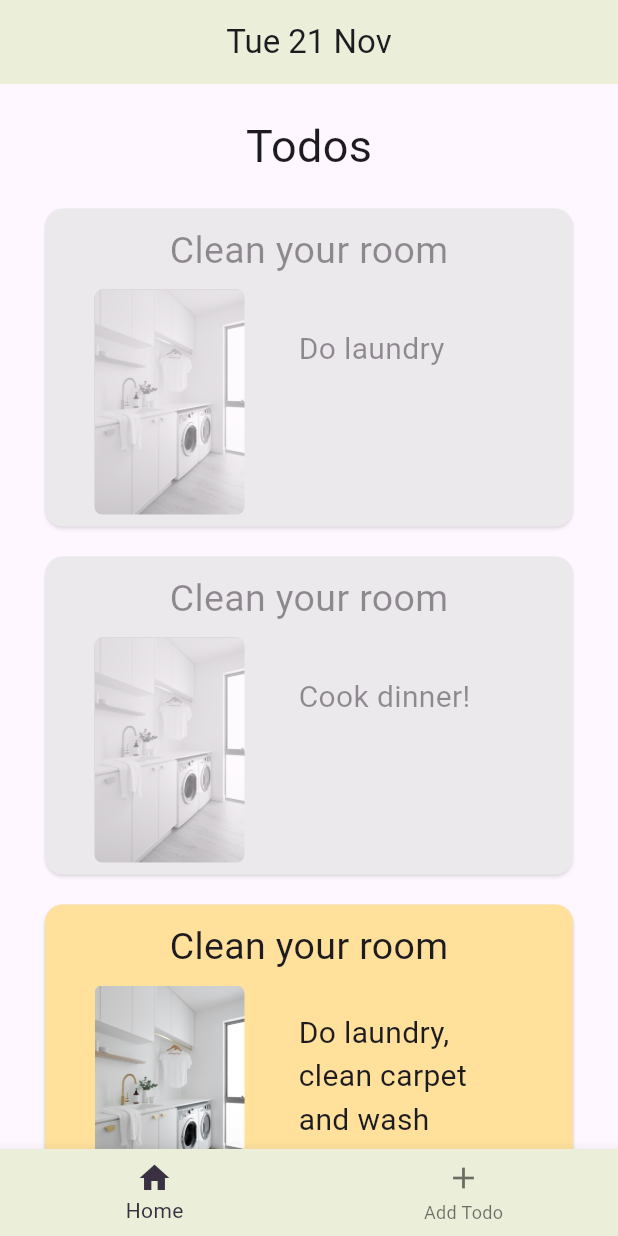
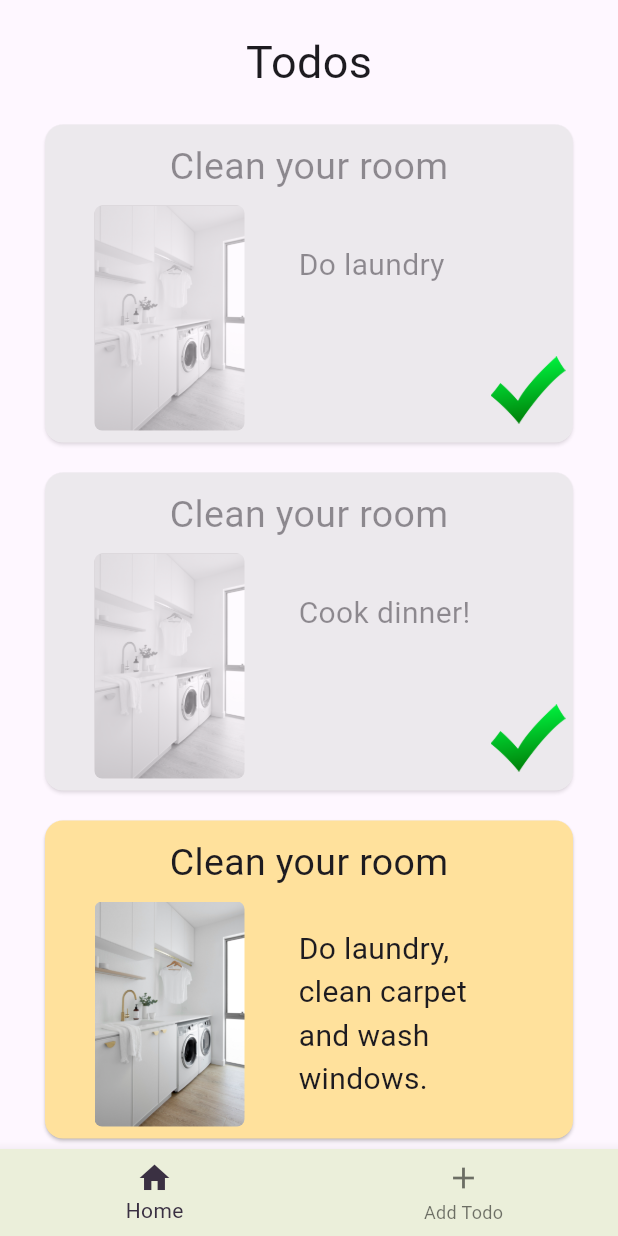
Before and after one commit to Screenbottle/organize_me, a Flutter app: the screen it shows after launch, on a phone screen of 412 x 824 dp. Run offline on Flutter 3.47's test engine with Material 3 defaults, Android fonts, the phone set to English and light mode, and no system bars; our stand-ins replace equatable, flutter_riverpod.

Commit message:
added check.png in todo_tile

```diff
--- a/lib/features/todo/presentation/pages/add_todo.dart
+++ b/lib/features/todo/presentation/pages/add_todo.dart
@@ -11,7 +11,9 @@ class _AddTodoPageState extends State<AddTodoPage> {
   @override
   Widget build(BuildContext context) {
     return const Scaffold(
-      body: Text("Add todo"),
+      body: Scaffold(
+        body: Text("Add todo"),
+      ),
     );
   }
 }
--- a/lib/features/todo/presentation/pages/home.dart
+++ b/lib/features/todo/presentation/pages/home.dart
@@ -26,7 +26,7 @@ class _HomeScreenState extends State<HomeScreen> {
   Widget build(BuildContext context) {
     return Scaffold(
       body: Center(child: widgetList[myIndex]),
-      appBar: _buildAppbar(myIndex),
+      // appBar: _buildAppbar(myIndex),
       bottomNavigationBar: BottomNavigationBar(
         onTap: _onTap,
         currentIndex: myIndex,
--- a/lib/features/todo/presentation/widgets/todo_tile.dart
+++ b/lib/features/todo/presentation/widgets/todo_tile.dart
@@ -26,13 +26,14 @@ class _TodoWidgetState extends State<TodoWidget> {
 
   @override
   Widget build(BuildContext context) {
-    print("todo.done = ${widget.todoEntity.done}");
     return GestureDetector(
       onTap: onTap,
       child: Container(
         width: 150,
         margin: const EdgeInsets.only(bottom: 20),
-        child: Opacity(
+        child: Stack(
+          children: [
+            Opacity(
               opacity: widget.todoEntity.done! ? 0.5 : 1.0,
               child: Card(
                 margin: const EdgeInsets.symmetric(horizontal: 20),
@@ -87,6 +88,19 @@ class _TodoWidgetState extends State<TodoWidget> {
                 ]),
               ),
             ),
+            Positioned(
+              bottom: 10,
+              right: 25,
+              child: Visibility(
+                  visible: widget.todoEntity.done!,
+                  child: Image.asset(
+                    "assets/check.png",
+                    width: 50,
+                    height: 50,
+                  )),
+            )
+          ],
+        ),
       ),
     );
   }
--- a/pubspec.yaml
+++ b/pubspec.yaml
@@ -73,7 +73,7 @@ flutter:
   # To add assets to your application, add an assets section, like this:
   assets:
      - assets/laundry.jpeg
-  #   - images/a_dot_ham.jpeg
+     - assets/check.png
 
   # An image asset can refer to one or more resolution-specific "variants", see
   # https://flutter.dev/assets-and-images/#resolution-aware
```
Also changed, not shown: assets/check.png (added). Lines whose indentation alone changed are shown as unchanged.
